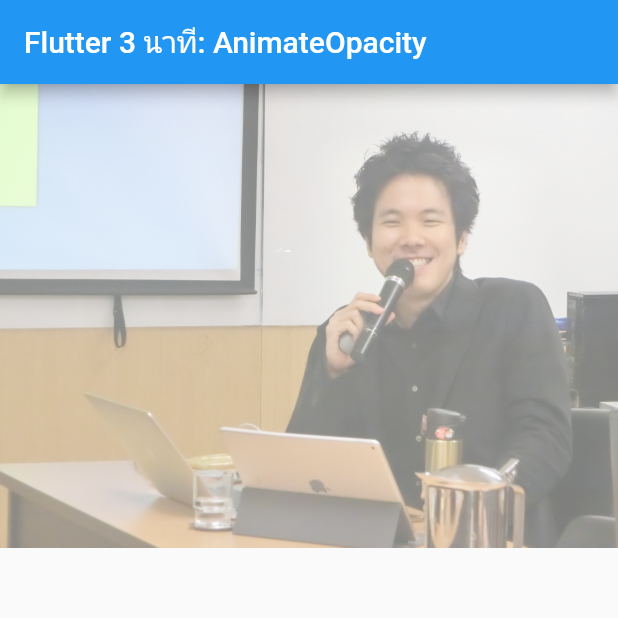
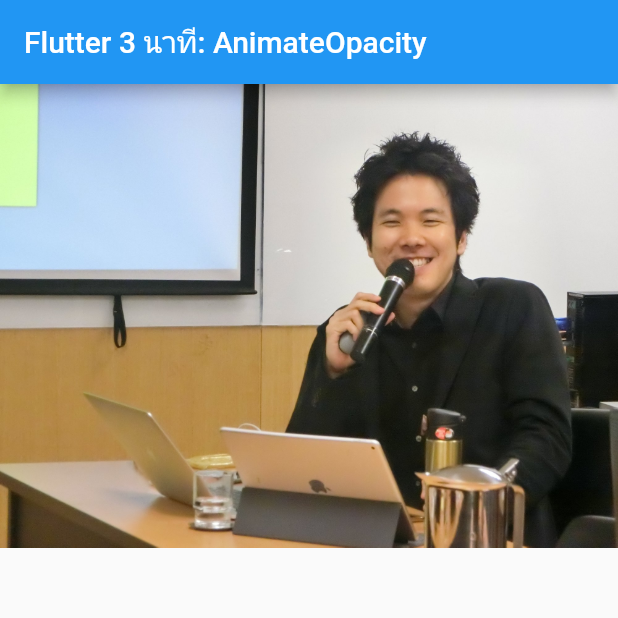
Before and after one commit to teerasej/nextflow-flutter-widget-today-animate-opacity, a Flutter app: the screen it shows after launch, on a phone screen of 412 x 824 dp, the top half of it. Run offline on Flutter 3.47's test engine with Material 2 defaults, Android fonts, the phone set to English and light mode, and no system bars.

Commit message:
set to start

```diff
--- a/lib/main.dart
+++ b/lib/main.dart
@@ -54,9 +54,8 @@ class _MyHomePageState extends State<MyHomePage> {
         body: Container(
           child: GestureDetector(
               onTap: hoverOn,
-              child: AnimatedOpacity(
-                  opacity: defaultOpacity,
-                  duration: Duration(seconds: 1),
+              child: Container(
+
                   child: Image.asset('images/inhouse1.jpg'))),
         ));
   }
```
